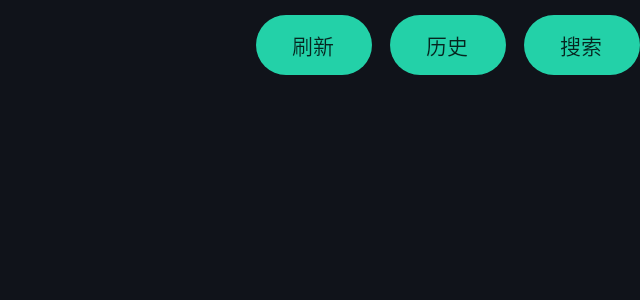
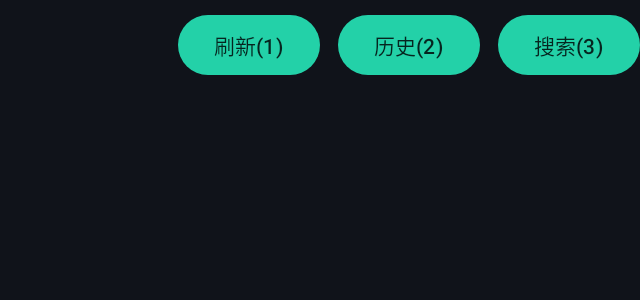
Before and after one commit to ZxxXinI/tvbox, an Android app built with Jetpack Compose: the composable AppHeader called with empty values, on a phone screen of 824 x 412 dp (held sideways). Shown: the top 300 px of the screen, without its empty margins (596-1236 px from the left). Run offline under Robolectric (Android 15) with nearby library versions, the phone set to English and light mode, and no system bars; pictures from the network do not load.

Commit message:
Add remote shortcut keys

```diff
--- a/app/src/main/java/com/tvbox/app/ui/components/Common.kt
+++ b/app/src/main/java/com/tvbox/app/ui/components/Common.kt
@@ -69,13 +69,13 @@ fun AppHeader(
         }
         Row(horizontalArrangement = Arrangement.spacedBy(12.dp)) {
             Button(onClick = onRefresh) {
-                Text("刷新")
+                Text("刷新(1)")
             }
             Button(onClick = onHistory) {
-                Text("历史")
+                Text("历史(2)")
             }
             Button(onClick = onSearch) {
-                Text("搜索")
+                Text("搜索(3)")
             }
         }
     }
```
Also changed, not shown: app/src/main/java/com/tvbox/app/ui/PlayerScreen.kt (+14 -2 lines), app/src/main/java/com/tvbox/app/ui/TvBoxApp.kt (+38 -0 lines), 1 other file.
